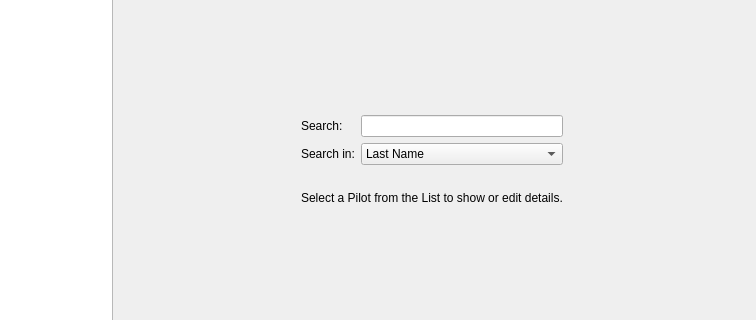
Above: src/gui/widgets/pilotswidget.ui from fiffty-50/openPilotLog before the change; both pictures show x 524 to 1280 and y 200 to 520 of the 1280 by 720 pixel window. Below: the same form after it.
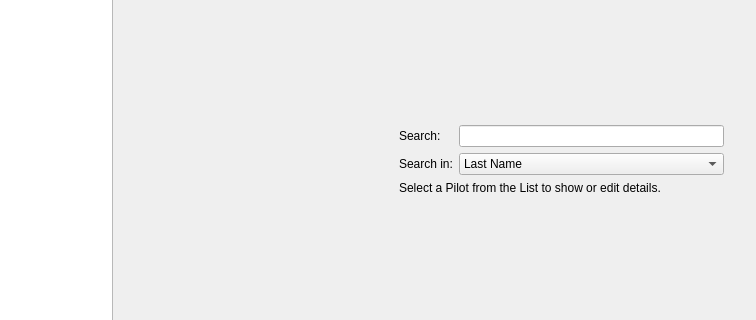
That is the form after the change.

```diff
--- a/src/gui/widgets/pilotswidget.ui
+++ b/src/gui/widgets/pilotswidget.ui
@@ -13,66 +13,93 @@
   <property name="windowTitle">
    <string>Form</string>
   </property>
-  <layout class="QGridLayout" name="gridLayout">
+  <layout class="QGridLayout" name="gridLayout_2">
    <item row="0" column="0">
     <widget class="QTableView" name="pilotsTableView"/>
    </item>
    <item row="0" column="1" rowspan="3">
-    <layout class="QHBoxLayout" name="horizontalLayout">
-     <item>
-      <spacer name="horizontalSpacer">
-       <property name="orientation">
-        <enum>Qt::Horizontal</enum>
-       </property>
-       <property name="sizeHint" stdset="0">
-        <size>
-         <width>40</width>
-         <height>20</height>
-        </size>
-       </property>
-      </spacer>
-     </item>
-     <item>
       <widget class="QStackedWidget" name="stackedWidget">
        <property name="currentIndex">
         <number>0</number>
        </property>
        <widget class="QWidget" name="welcomePage">
-        <layout class="QGridLayout" name="gridLayout_3">
-         <item row="0" column="0">
+      <layout class="QGridLayout" name="gridLayout">
+       <item row="0" column="3">
           <spacer name="verticalSpacer">
+         <property name="minimumSize">
+          <size>
+           <width>0</width>
+           <height>0</height>
+          </size>
+         </property>
            <property name="orientation">
             <enum>Qt::Vertical</enum>
            </property>
            <property name="sizeHint" stdset="0">
             <size>
              <width>20</width>
-             <height>424</height>
+           <height>292</height>
             </size>
            </property>
           </spacer>
          </item>
-         <item row="1" column="0">
-          <layout class="QGridLayout" name="pilotsDiasogGridLayout">
-           <item row="0" column="0">
+       <item row="1" column="1">
             <widget class="QLabel" name="searchLabel">
+         <property name="minimumSize">
+          <size>
+           <width>0</width>
+           <height>0</height>
+          </size>
+         </property>
              <property name="text">
               <string>Search:</string>
              </property>
             </widget>
            </item>
-           <item row="0" column="1">
-            <widget class="QLineEdit" name="pilotSearchLineEdit"/>
-           </item>
-           <item row="1" column="0">
+       <item row="1" column="2">
+        <widget class="QLineEdit" name="pilotSearchLineEdit">
+         <property name="minimumSize">
+          <size>
+           <width>0</width>
+           <height>0</height>
+          </size>
+         </property>
+        </widget>
+       </item>
+       <item row="2" column="0">
+        <widget class="QLabel" name="spacerLabel">
+         <property name="minimumSize">
+          <size>
+           <width>0</width>
+           <height>0</height>
+          </size>
+         </property>
+         <property name="text">
+          <string/>
+         </property>
+        </widget>
+       </item>
+       <item row="2" column="1">
             <widget class="QLabel" name="searchInLabel">
+         <property name="minimumSize">
+          <size>
+           <width>0</width>
+           <height>0</height>
+          </size>
+         </property>
              <property name="text">
               <string>Search in:</string>
              </property>
             </widget>
            </item>
-           <item row="1" column="1">
+       <item row="2" column="2">
             <widget class="QComboBox" name="pilotsSearchComboBox">
+         <property name="minimumSize">
+          <size>
+           <width>0</width>
+           <height>0</height>
+          </size>
+         </property>
              <item>
               <property name="text">
                <string>Last Name</string>
@@ -90,53 +117,79 @@
              </item>
             </widget>
            </item>
-           <item row="2" column="0" colspan="2">
-            <widget class="QLabel" name="spacerLabel">
-             <property name="text">
-              <string/>
-             </property>
-            </widget>
-           </item>
-           <item row="3" column="0" colspan="2">
+       <item row="3" column="0">
+        <spacer name="horizontalSpacer">
+         <property name="minimumSize">
+          <size>
+           <width>0</width>
+           <height>0</height>
+          </size>
+         </property>
+         <property name="orientation">
+          <enum>Qt::Horizontal</enum>
+         </property>
+         <property name="sizeHint" stdset="0">
+          <size>
+           <width>134</width>
+           <height>20</height>
+          </size>
+         </property>
+        </spacer>
+       </item>
+       <item row="4" column="3">
+        <spacer name="verticalSpacer_2">
+         <property name="minimumSize">
+          <size>
+           <width>0</width>
+           <height>0</height>
+          </size>
+         </property>
+         <property name="orientation">
+          <enum>Qt::Vertical</enum>
+         </property>
+         <property name="sizeHint" stdset="0">
+          <size>
+           <width>20</width>
+           <height>292</height>
+          </size>
+         </property>
+        </spacer>
+       </item>
+       <item row="3" column="1" colspan="2">
             <widget class="QLabel" name="welcomeLabel">
+         <property name="minimumSize">
+          <size>
+           <width>0</width>
+           <height>0</height>
+          </size>
+         </property>
              <property name="text">
               <string>Select a Pilot from the List to show or edit details.</string>
              </property>
             </widget>
            </item>
-          </layout>
-         </item>
-         <item row="2" column="0">
-          <spacer name="verticalSpacer_2">
-           <property name="orientation">
-            <enum>Qt::Vertical</enum>
-           </property>
-           <property name="sizeHint" stdset="0">
-            <size>
-             <width>20</width>
-             <height>423</height>
-            </size>
-           </property>
-          </spacer>
-         </item>
-        </layout>
-       </widget>
-      </widget>
-     </item>
-     <item>
+       <item row="3" column="3" colspan="2">
       <spacer name="horizontalSpacer_2">
+         <property name="minimumSize">
+          <size>
+           <width>0</width>
+           <height>0</height>
+          </size>
+         </property>
        <property name="orientation">
         <enum>Qt::Horizontal</enum>
        </property>
        <property name="sizeHint" stdset="0">
         <size>
-         <width>40</width>
+           <width>134</width>
          <height>20</height>
         </size>
        </property>
       </spacer>
      </item>
     </layout>
+     </widget>
+    </widget>
    </item>
    <item row="1" column="0">
     <widget class="QPushButton" name="newPilotButton">
```
Left out of the diff: 15 changed lines with no effect on the pictures. Lines whose indentation alone changed are shown as unchanged.
